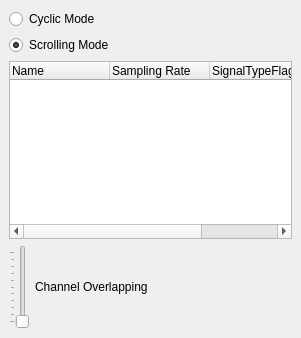
Qt form src/config_widget/signal_info_dock_widget.ui (tools4BCI/TiA-Scope) before a commit.
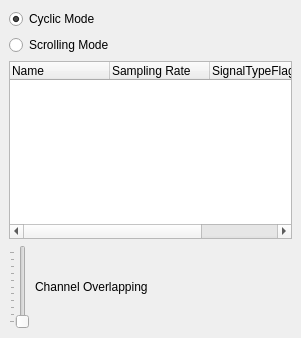
The same form after that commit.

Commit message: Changed defualt settings -- auto scaling disabled + cyclic mode on

```diff
--- a/src/config_widget/signal_info_dock_widget.ui
+++ b/src/config_widget/signal_info_dock_widget.ui
@@ -20,9 +20,15 @@
    <layout class="QVBoxLayout" name="verticalLayout">
     <item>
      <widget class="QRadioButton" name="cyclicMode">
+      <property name="enabled">
+       <bool>true</bool>
+      </property>
       <property name="text">
        <string>Cyclic Mode</string>
       </property>
+      <property name="checked">
+       <bool>true</bool>
+      </property>
      </widget>
     </item>
     <item>
@@ -31,7 +37,7 @@
        <string>Scrolling Mode</string>
       </property>
       <property name="checked">
-       <bool>true</bool>
+       <bool>false</bool>
       </property>
      </widget>
     </item>
```
The commit also changes 2 other files.
